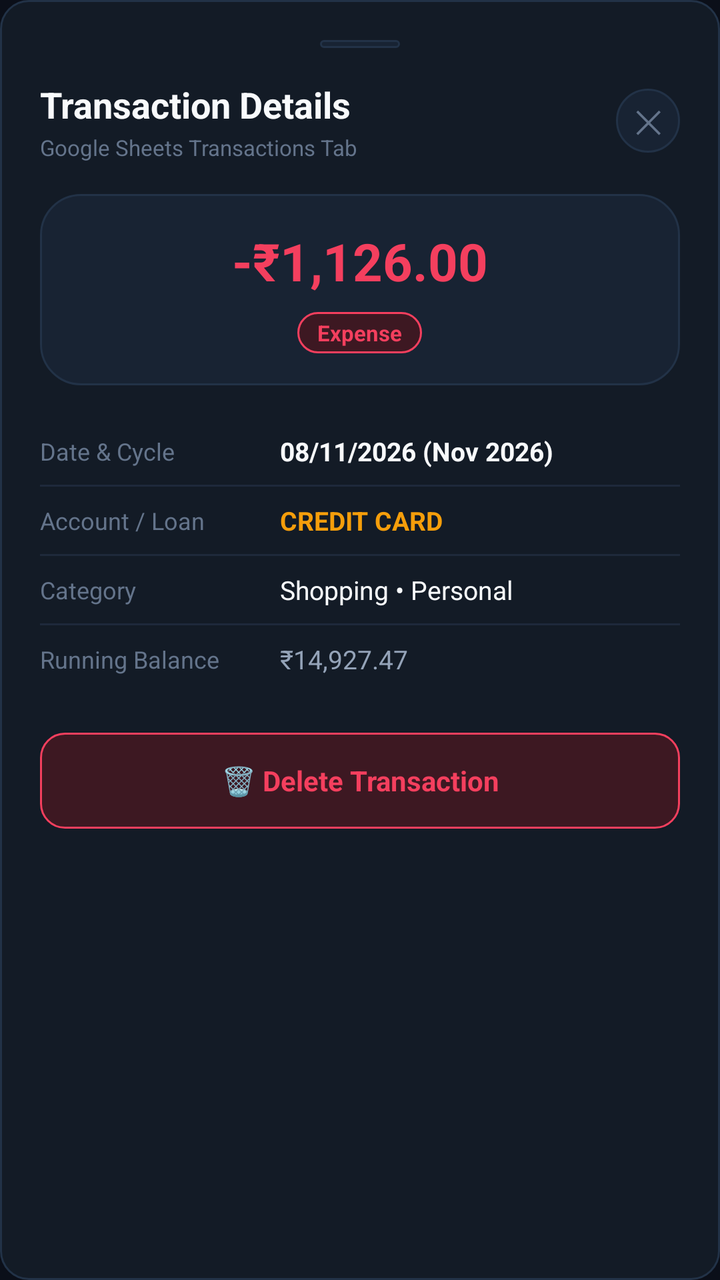
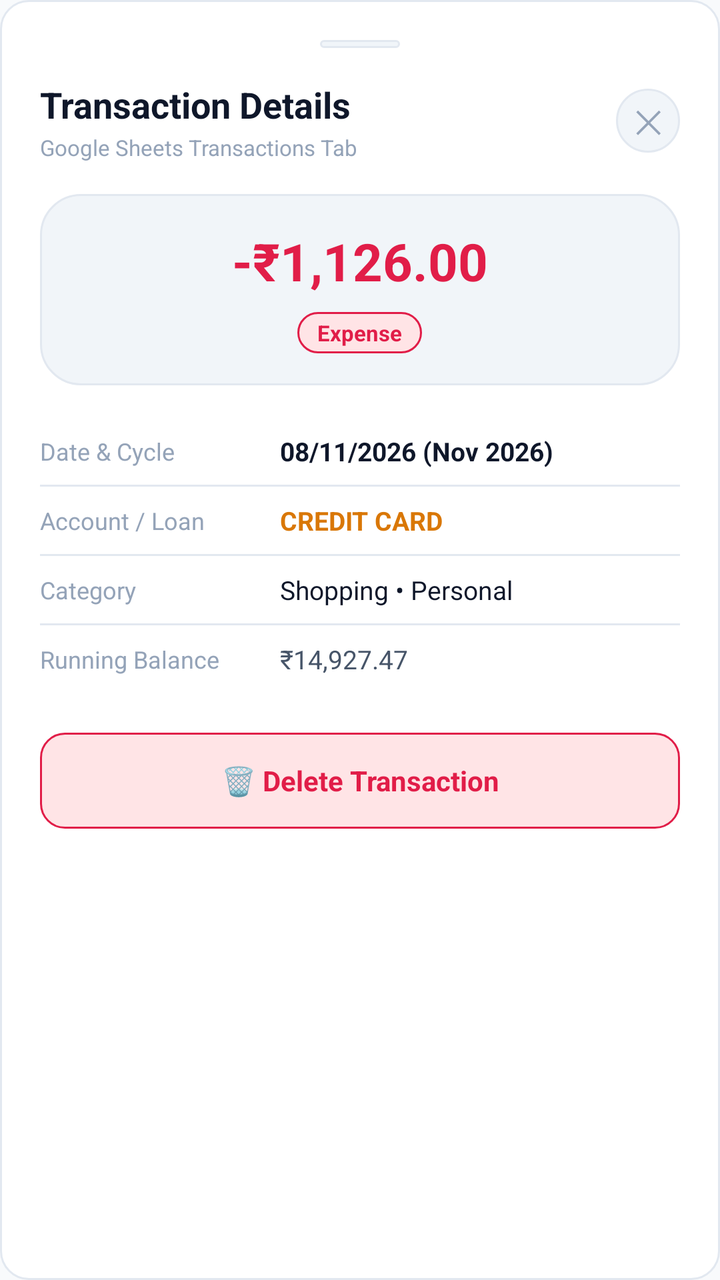

Two renders of the same Android screen: before a commit and after it. Below are the layout's source before the change and the commit's diff.
<!-- AndroidManifest.xml: application theme AppTheme -->
<!-- res/layout/dialog_transaction_details.xml -->
<?xml version="1.0" encoding="utf-8"?>
<LinearLayout
    xmlns:android="http://schemas.android.com/apk/res/android"
    android:layout_width="match_parent"
    android:layout_height="wrap_content"
    android:orientation="vertical"
    android:background="@drawable/bg_card"
    android:padding="20dp">

    
    <View
        android:layout_width="40dp"
        android:layout_height="4dp"
        android:layout_gravity="center_horizontal"
        android:layout_marginBottom="16dp"
        android:background="@drawable/bg_pill_dark" />

    
    <LinearLayout
        android:layout_width="match_parent"
        android:layout_height="wrap_content"
        android:orientation="horizontal"
        android:gravity="center_vertical">

        <LinearLayout
            android:layout_width="0dp"
            android:layout_height="wrap_content"
            android:layout_weight="1"
            android:orientation="vertical">

            <TextView
                android:layout_width="wrap_content"
                android:layout_height="wrap_content"
                android:text="Transaction Details"
                android:textColor="@color/text_primary"
                android:textSize="18sp"
                android:textStyle="bold" />

            <TextView
                android:id="@+id/tvTxDetailsSubtitle"
                android:layout_width="wrap_content"
                android:layout_height="wrap_content"
                android:layout_marginTop="2dp"
                android:text="Google Sheets Transactions Tab"
                android:textColor="@color/text_muted"
                android:textSize="11sp" />
        </LinearLayout>

        <TextView
            android:id="@+id/btnTxDetailsClose"
            android:layout_width="32dp"
            android:layout_height="32dp"
            android:gravity="center"
            android:text="✕"
            android:textColor="@color/text_muted"
            android:textSize="16sp"
            android:background="@drawable/bg_pill_dark"
            android:clickable="true"
            android:focusable="true" />
    </LinearLayout>

    
    <LinearLayout
        android:layout_width="match_parent"
        android:layout_height="wrap_content"
        android:layout_marginTop="16dp"
        android:orientation="vertical"
        android:gravity="center_horizontal"
        android:background="@drawable/bg_pill_dark"
        android:padding="16dp">

        <TextView
            android:id="@+id/tvTxDetailsAmount"
            android:layout_width="wrap_content"
            android:layout_height="wrap_content"
            android:text="-₹1,126.00"
            android:textColor="@color/red_rose"
            android:textSize="26sp"
            android:textStyle="bold" />

        <LinearLayout
            android:layout_width="wrap_content"
            android:layout_height="wrap_content"
            android:layout_marginTop="8dp"
            android:orientation="horizontal"
            android:gravity="center_vertical">

            <TextView
                android:id="@+id/tvTxDetailsTypeBadge"
                android:layout_width="wrap_content"
                android:layout_height="wrap_content"
                android:text="Expense"
                android:textColor="@color/red_rose"
                android:textSize="11sp"
                android:textStyle="bold"
                android:background="@drawable/bg_badge_red"
                android:paddingStart="10dp"
                android:paddingEnd="10dp"
                android:paddingTop="3dp"
                android:paddingBottom="3dp" />

            <TextView
                android:id="@+id/tvTxDetailsBalancingOutBadge"
                android:layout_width="wrap_content"
                android:layout_height="wrap_content"
                android:layout_marginStart="8dp"
                android:text="Balancing Out"
                android:textColor="@color/green_mint"
                android:textSize="11sp"
                android:textStyle="bold"
                android:background="@drawable/bg_chip_green"
                android:paddingStart="10dp"
                android:paddingEnd="10dp"
                android:paddingTop="3dp"
                android:paddingBottom="3dp"
                android:visibility="gone" />
        </LinearLayout>
    </LinearLayout>

    
    <LinearLayout
        android:layout_width="match_parent"
        android:layout_height="wrap_content"
        android:layout_marginTop="16dp"
        android:orientation="vertical">

        
        <LinearLayout
            android:layout_width="match_parent"
            android:layout_height="wrap_content"
            android:orientation="horizontal"
            android:gravity="center_vertical"
            android:paddingVertical="8dp">

            <TextView
                android:layout_width="120dp"
                android:layout_height="wrap_content"
                android:text="Date &amp; Cycle"
                android:textColor="@color/text_muted"
                android:textSize="12sp" />

            <TextView
                android:id="@+id/tvTxDetailsDate"
                android:layout_width="0dp"
                android:layout_height="wrap_content"
                android:layout_weight="1"
                android:text="08/11/2026 (Nov 2026)"
                android:textColor="@color/text_primary"
                android:textSize="13sp"
                android:textStyle="bold" />
        </LinearLayout>

        <View
            android:layout_width="match_parent"
            android:layout_height="1dp"
            android:background="#1E293B" />

        
        <LinearLayout
            android:layout_width="match_parent"
            android:layout_height="wrap_content"
            android:orientation="horizontal"
            android:gravity="center_vertical"
            android:paddingVertical="8dp">

            <TextView
                android:layout_width="120dp"
                android:layout_height="wrap_content"
                android:text="Account / Loan"
                android:textColor="@color/text_muted"
                android:textSize="12sp" />

            <TextView
                android:id="@+id/tvTxDetailsSource"
                android:layout_width="0dp"
                android:layout_height="wrap_content"
                android:layout_weight="1"
                android:text="CREDIT CARD"
                android:textColor="@color/amber_gold"
                android:textSize="13sp"
                android:textStyle="bold" />
        </LinearLayout>

        
        <LinearLayout
            android:id="@+id/layoutTxDetailsTaggedCard"
            android:layout_width="match_parent"
            android:layout_height="wrap_content"
            android:orientation="vertical"
            android:visibility="gone">

            <View
                android:layout_width="match_parent"
                android:layout_height="1dp"
                android:background="#1E293B" />

            <LinearLayout
                android:layout_width="match_parent"
                android:layout_height="wrap_content"
                android:orientation="horizontal"
                android:gravity="center_vertical"
                android:paddingVertical="8dp">

                <TextView
                    android:layout_width="120dp"
                    android:layout_height="wrap_content"
                    android:text="Tagged Card"
                    android:textColor="@color/text_muted"
                    android:textSize="12sp" />

                <TextView
                    android:id="@+id/tvTxDetailsTaggedCard"
                    android:layout_width="wrap_content"
                    android:layout_height="wrap_content"
                    android:text="💳 Tata Neu Infinity"
                    android:textColor="@color/blue_sky"
                    android:textSize="12sp"
                    android:textStyle="bold"
                    android:background="@drawable/bg_chip_blue"
                    android:paddingStart="8dp"
                    android:paddingEnd="8dp"
                    android:paddingTop="3dp"
                    android:paddingBottom="3dp" />
            </LinearLayout>

            <TextView
                android:id="@+id/tvTxDetailsCardReversalNote"
                android:layout_width="wrap_content"
                android:layout_height="wrap_content"
                android:layout_marginStart="120dp"
                android:layout_marginBottom="4dp"
                android:text="Deletions will reverse unbilled spends on this card"
                android:textColor="@color/text_muted"
                android:textSize="10.5sp" />
        </LinearLayout>

        <View
            android:layout_width="match_parent"
            android:layout_height="1dp"
            android:background="#1E293B" />

        
        <LinearLayout
            android:layout_width="match_parent"
            android:layout_height="wrap_content"
            android:orientation="horizontal"
            android:gravity="center_vertical"
            android:paddingVertical="8dp">

            <TextView
                android:layout_width="120dp"
                android:layout_height="wrap_content"
                android:text="Category"
                android:textColor="@color/text_muted"
                android:textSize="12sp" />

            <TextView
                android:id="@+id/tvTxDetailsCategory"
                android:layout_width="0dp"
                android:layout_height="wrap_content"
                android:layout_weight="1"
                android:text="Shopping • Personal"
                android:textColor="@color/text_primary"
                android:textSize="13sp" />
        </LinearLayout>

        <View
            android:layout_width="match_parent"
            android:layout_height="1dp"
            android:background="#1E293B" />

        
        <LinearLayout
            android:layout_width="match_parent"
            android:layout_height="wrap_content"
            android:orientation="horizontal"
            android:gravity="center_vertical"
            android:paddingVertical="8dp">

            <TextView
                android:layout_width="120dp"
                android:layout_height="wrap_content"
                android:text="Running Balance"
                android:textColor="@color/text_muted"
                android:textSize="12sp" />

            <TextView
                android:id="@+id/tvTxDetailsRemainder"
                android:layout_width="0dp"
                android:layout_height="wrap_content"
                android:layout_weight="1"
                android:text="₹14,927.47"
                android:textColor="@color/text_secondary"
                android:textSize="13sp" />
        </LinearLayout>
    </LinearLayout>

    
    <TextView
        android:id="@+id/btnDeleteTxInModal"
        android:layout_width="match_parent"
        android:layout_height="48dp"
        android:layout_marginTop="20dp"
        android:background="@drawable/bg_badge_red"
        android:gravity="center"
        android:text="🗑️ Delete Transaction"
        android:textColor="@color/red_rose"
        android:textSize="14sp"
        android:textStyle="bold"
        android:clickable="true"
        android:focusable="true" />
</LinearLayout>
<!-- resources referenced by this layout -->
<resources>
  <color name="amber_gold">#F59E0B</color>
  <color name="blue_sky">#38BDF8</color>
  <color name="green_mint">#34D399</color>
  <color name="red_rose">#F43F5E</color>
  <color name="text_muted">#64748B</color>
  <color name="text_primary">#F8FAFC</color>
  <color name="text_secondary">#94A3B8</color>
  <!-- drawable bg_badge_red (drawable) -->
  <?xml version="1.0" encoding="utf-8"?>
  <shape xmlns:android="http://schemas.android.com/apk/res/android"
      android:shape="rectangle">
      <solid android:color="#3D1822" />
      <stroke android:width="1dp" android:color="#F43F5E" />
      <corners android:radius="12dp" />
  </shape>
  <!-- drawable bg_card (drawable) -->
  <?xml version="1.0" encoding="utf-8"?>
  <shape xmlns:android="http://schemas.android.com/apk/res/android"
      android:shape="rectangle">
      <solid android:color="@color/bg_card" />
      <corners android:radius="14dp" />
      <stroke
          android:width="1dp"
          android:color="@color/border_dark" />
  </shape>
  <!-- drawable bg_chip_blue (drawable) -->
  <?xml version="1.0" encoding="utf-8"?>
  <shape xmlns:android="http://schemas.android.com/apk/res/android"
      android:shape="rectangle">
      <solid android:color="@color/blue_bg" />
      <corners android:radius="12dp" />
      <stroke
          android:width="1dp"
          android:color="@color/blue_sky" />
  </shape>
  <!-- drawable bg_chip_green (drawable) -->
  <?xml version="1.0" encoding="utf-8"?>
  <shape xmlns:android="http://schemas.android.com/apk/res/android"
      android:shape="rectangle">
      <solid android:color="@color/green_bg" />
      <corners android:radius="12dp" />
      <stroke
          android:width="1dp"
          android:color="@color/green_emerald" />
  </shape>
  <!-- drawable bg_pill_dark (drawable) -->
  <?xml version="1.0" encoding="utf-8"?>
  <shape xmlns:android="http://schemas.android.com/apk/res/android"
      android:shape="rectangle">
      <solid android:color="@color/bg_card_secondary" />
      <corners android:radius="20dp" />
      <stroke
          android:width="1dp"
          android:color="@color/border_dark" />
  </shape>
  <style name="AppTheme" parent="Theme.MaterialComponents.DayNight.NoActionBar">
          <item name="colorPrimary">@color/colorPrimary</item>
          <item name="colorPrimaryDark">@color/colorPrimaryDark</item>
          <item name="colorAccent">@color/colorAccent</item>
          <item name="android:windowBackground">@color/bg_dark</item>
          <item name="android:statusBarColor">@color/bg_dark</item>
          <item name="android:navigationBarColor">@color/nav_bottom_bg</item>
          <item name="android:textColorPrimary">@color/text_primary</item>
          <item name="android:textColorSecondary">@color/text_secondary</item>
      </style>
  <color name="bg_card">#131B26</color>
  <color name="border_dark">#223247</color>
  <color name="blue_bg">#0E2638</color>
  <color name="green_bg">#132B22</color>
  <color name="green_emerald">#10B981</color>
  <color name="bg_card_secondary">#182333</color>
  <color name="colorPrimary">#10B981</color>
  <color name="colorPrimaryDark">#0B0F19</color>
  <color name="colorAccent">#10B981</color>
  <color name="bg_dark">#0B0F19</color>
  <color name="nav_bottom_bg">#0E1420</color>
</resources>

<!-- the commit's change to res/layout/dialog_transaction_details.xml (unified diff, before → after) -->
@@ -153,7 +153,7 @@
         <View
             android:layout_width="match_parent"
             android:layout_height="1dp"
-            android:background="#1E293B" />
+            android:background="@color/border_dark" />
 
         
         <LinearLayout
@@ -192,7 +192,7 @@
             <View
                 android:layout_width="match_parent"
                 android:layout_height="1dp"
-                android:background="#1E293B" />
+                android:background="@color/border_dark" />
 
             <LinearLayout
                 android:layout_width="match_parent"
@@ -237,7 +237,7 @@
         <View
             android:layout_width="match_parent"
             android:layout_height="1dp"
-            android:background="#1E293B" />
+            android:background="@color/border_dark" />
 
         
         <LinearLayout
@@ -267,7 +267,7 @@
         <View
             android:layout_width="match_parent"
             android:layout_height="1dp"
-            android:background="#1E293B" />
+            android:background="@color/border_dark" />
 
         
         <LinearLayout
<!-- resource entries referenced after the edit -->
@@ -1,18 +1,18 @@
 <!-- resources referenced by this layout -->
 <resources>
-  <color name="amber_gold">#F59E0B</color>
-  <color name="blue_sky">#38BDF8</color>
-  <color name="green_mint">#34D399</color>
-  <color name="red_rose">#F43F5E</color>
-  <color name="text_muted">#64748B</color>
-  <color name="text_primary">#F8FAFC</color>
-  <color name="text_secondary">#94A3B8</color>
+  <color name="amber_gold">#D97706</color>
+  <color name="blue_sky">#0284C7</color>
+  <color name="green_mint">#10B981</color>
+  <color name="red_rose">#E11D48</color>
+  <color name="text_muted">#94A3B8</color>
+  <color name="text_primary">#0F172A</color>
+  <color name="text_secondary">#475569</color>
   <!-- drawable bg_badge_red (drawable) -->
   <?xml version="1.0" encoding="utf-8"?>
   <shape xmlns:android="http://schemas.android.com/apk/res/android"
       android:shape="rectangle">
-      <solid android:color="#3D1822" />
-      <stroke android:width="1dp" android:color="#F43F5E" />
+      <solid android:color="@color/red_bg" />
+      <stroke android:width="1dp" android:color="@color/red_rose" />
       <corners android:radius="12dp" />
   </shape>
   <!-- drawable bg_card (drawable) -->
@@ -64,17 +64,19 @@
           <item name="android:navigationBarColor">@color/nav_bottom_bg</item>
           <item name="android:textColorPrimary">@color/text_primary</item>
           <item name="android:textColorSecondary">@color/text_secondary</item>
+          <item name="android:windowLightStatusBar">true</item>
       </style>
-  <color name="bg_card">#131B26</color>
-  <color name="border_dark">#223247</color>
-  <color name="blue_bg">#0E2638</color>
-  <color name="green_bg">#132B22</color>
-  <color name="green_emerald">#10B981</color>
-  <color name="bg_card_secondary">#182333</color>
-  <color name="colorPrimary">#10B981</color>
-  <color name="colorPrimaryDark">#0B0F19</color>
-  <color name="colorAccent">#10B981</color>
-  <color name="bg_dark">#0B0F19</color>
-  <color name="nav_bottom_bg">#0E1420</color>
+  <color name="red_bg">#FFE4E6</color>
+  <color name="bg_card">#FFFFFF</color>
+  <color name="border_dark">#E2E8F0</color>
+  <color name="blue_bg">#E0F2FE</color>
+  <color name="green_bg">#D1FAE5</color>
+  <color name="green_emerald">#059669</color>
+  <color name="bg_card_secondary">#F1F5F9</color>
+  <color name="colorPrimary">#059669</color>
+  <color name="colorPrimaryDark">#F1F5F9</color>
+  <color name="colorAccent">#059669</color>
+  <color name="bg_dark">#F8FAFC</color>
+  <color name="nav_bottom_bg">#FFFFFF</color>
 </resources>
 
